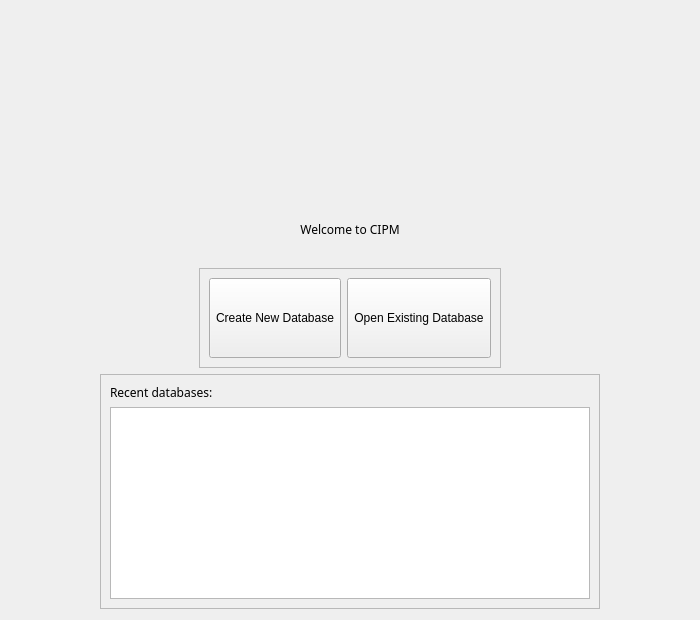
Above: login.ui from Quinz7339/CIPM before the change. Below: the same form after it.
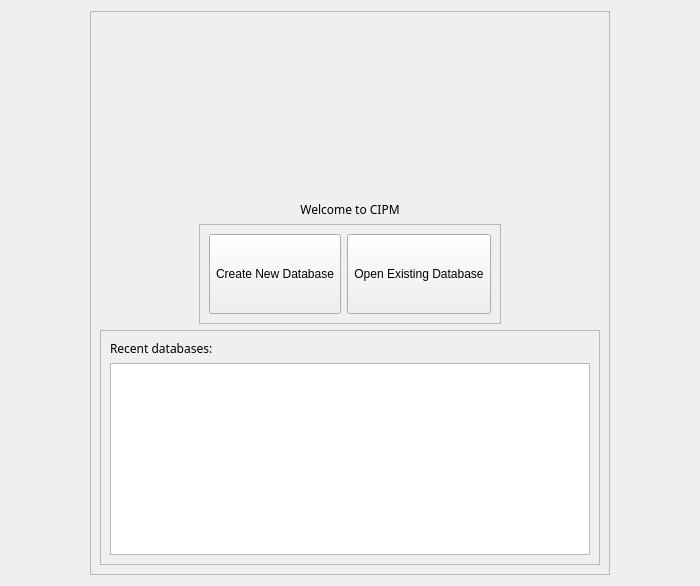
That is the form after the change. Icons and pictures are not drawn.

```diff
--- a/login.ui
+++ b/login.ui
@@ -7,7 +7,7 @@
     <x>0</x>
     <y>0</y>
     <width>700</width>
-    <height>620</height>
+    <height>586</height>
    </rect>
   </property>
   <property name="minimumSize">
@@ -27,6 +27,15 @@
   </property>
   <layout class="QVBoxLayout" name="verticalLayout">
    <item alignment="Qt::AlignHCenter">
+    <widget class="QFrame" name="frame_3">
+     <property name="frameShape">
+      <enum>QFrame::StyledPanel</enum>
+     </property>
+     <property name="frameShadow">
+      <enum>QFrame::Raised</enum>
+     </property>
+     <layout class="QVBoxLayout" name="verticalLayout_3">
+      <item alignment="Qt::AlignHCenter">
     <widget class="QLabel" name="lbl_Logo">
      <property name="sizePolicy">
       <sizepolicy hsizetype="Expanding" vsizetype="Expanding">
@@ -88,7 +97,7 @@
      </property>
      <layout class="QHBoxLayout" name="horizontalLayout">
       <item alignment="Qt::AlignLeft">
-       <widget class="QToolButton" name="btn_OpenDb">
+          <widget class="QToolButton" name="btn_CreateDb">
         <property name="sizePolicy">
          <sizepolicy hsizetype="Preferred" vsizetype="Preferred">
           <horstretch>0</horstretch>
@@ -129,7 +138,7 @@
        </widget>
       </item>
       <item alignment="Qt::AlignRight">
-       <widget class="QToolButton" name="btn_CreateDb">
+          <widget class="QToolButton" name="btn_OpenDb">
         <property name="sizePolicy">
          <sizepolicy hsizetype="Preferred" vsizetype="Preferred">
           <horstretch>0</horstretch>
@@ -169,7 +178,7 @@
      </layout>
     </widget>
    </item>
-   <item alignment="Qt::AlignHCenter">
+      <item>
     <widget class="QFrame" name="frame_2">
      <property name="minimumSize">
       <size>
@@ -218,6 +227,9 @@
         <property name="readOnly">
          <bool>true</bool>
         </property>
+          </widget>
+         </item>
+        </layout>
        </widget>
       </item>
      </layout>
```
Lines whose indentation alone changed are shown as unchanged.
